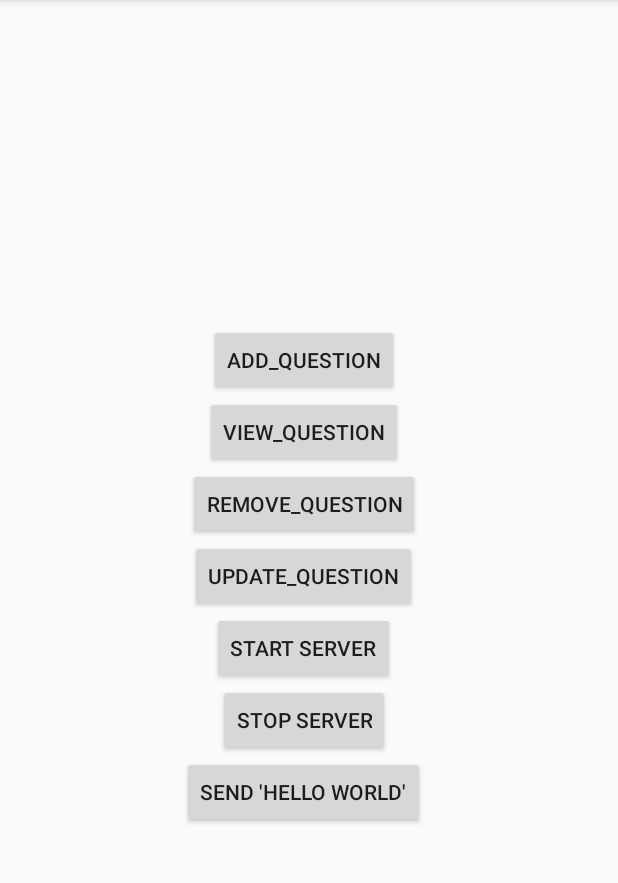
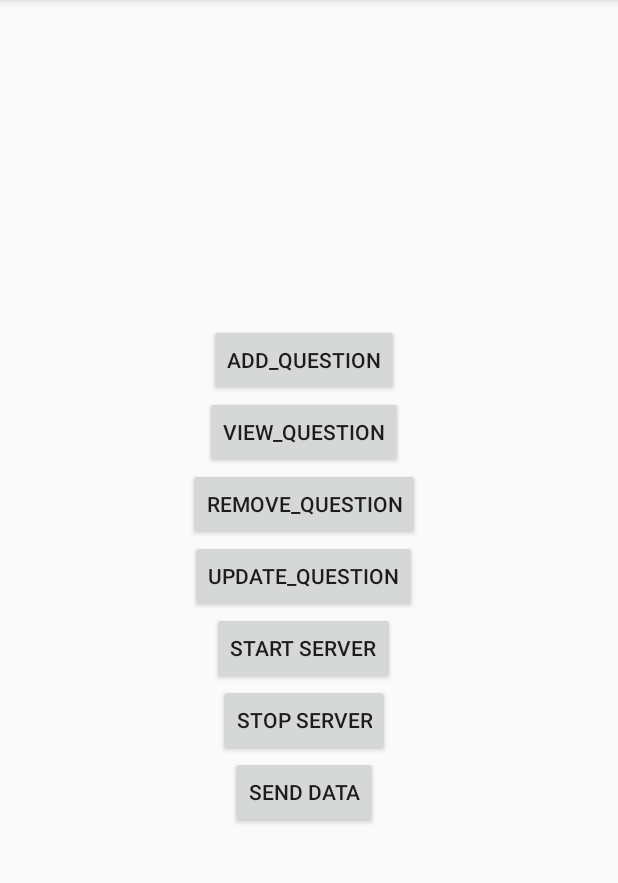
Before and after one commit to smacrito/cs339, an Android app: the screen it shows after launch (MainActivity), on a phone screen of 412 x 824 dp, the part 84-967 px from its top. Run offline under Robolectric (Android 15) with nearby library versions, the phone set to English and light mode, and no system bars; our stand-ins replace Room's generated code.

Commit message:
udp working locally

```diff
--- a/RoomDatabase/app/build.gradle
+++ b/RoomDatabase/app/build.gradle
@@ -32,6 +32,9 @@ dependencies {
     implementation "androidx.room:room-rxjava2:$room_version"
     // optional - Guava support for Room, including Optional and ListenableFuture
     implementation "androidx.room:room-guava:$room_version"
+
+    implementation "com.google.code.gson:gson:2.8.6"
+
     // Test helpers
     testImplementation "androidx.room:room-testing:$room_version"
 
--- a/RoomDatabase/app/src/main/res/layout/fragment_home.xml
+++ b/RoomDatabase/app/src/main/res/layout/fragment_home.xml
@@ -60,7 +60,7 @@
             android:layout_width="wrap_content"
             android:layout_height="wrap_content"
             android:layout_gravity="center"
-            android:text="Send 'Hello World'" />
+            android:text="Send Data" />
 
     </LinearLayout>
 
--- a/RoomDatabase/build.gradle
+++ b/RoomDatabase/build.gradle
@@ -8,6 +8,8 @@ buildscript {
     }
     dependencies {
         classpath 'com.android.tools.build:gradle:3.5.3'
+
+
 
         // NOTE: Do not place your application dependencies here; they belong
         // in the individual module build.gradle files
```
Also changed, not shown: RoomDatabase/app/src/main/java/com/example/roomdatabase/UDP_Client.java (+12 -11 lines).
